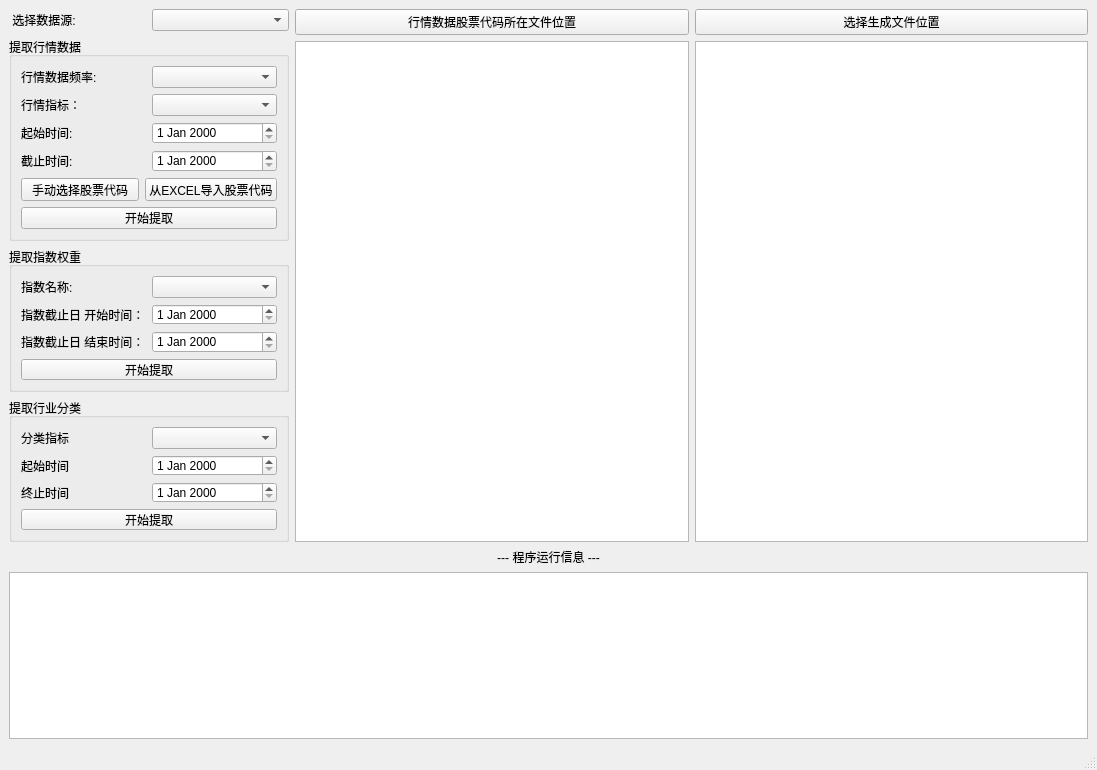
Old version of the form extractdataform.ui in the repository lishengze/QT-study.
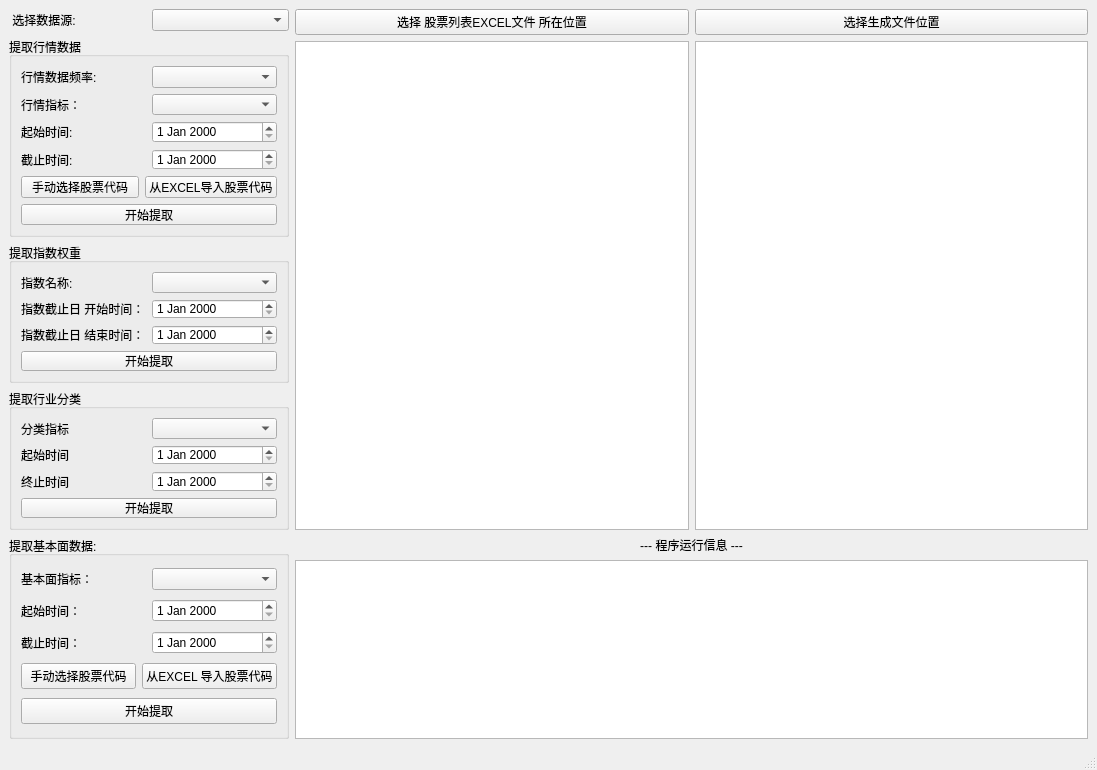
New version of the form.

Commit message: add fundament data

Patch:
```diff
--- a/extractdataform.ui
+++ b/extractdataform.ui
@@ -14,10 +14,46 @@
    <string>MainWindow</string>
   </property>
   <widget class="QWidget" name="centralwidget">
-   <layout class="QGridLayout" name="gridLayout_5">
-    <item row="1" column="0">
-     <layout class="QVBoxLayout" name="verticalLayout_2">
+   <layout class="QGridLayout" name="gridLayout_6">
+    <item row="0" column="0">
+     <layout class="QHBoxLayout" name="horizontalLayout_5">
       <item>
+       <widget class="QLabel" name="label_6">
+        <property name="text">
+         <string> 选择数据源: </string>
+        </property>
+       </widget>
+      </item>
+      <item>
+       <widget class="QComboBox" name="chooseDataSource_comboBox"/>
+      </item>
+     </layout>
+    </item>
+    <item row="0" column="1" rowspan="4">
+     <layout class="QGridLayout" name="gridLayout_2">
+      <item row="0" column="1">
+       <widget class="QPushButton" name="chooseDesFileDir_pushButton">
+        <property name="text">
+         <string>选择生成文件位置</string>
+        </property>
+       </widget>
+      </item>
+      <item row="0" column="0">
+       <widget class="QPushButton" name="chooseOriFileDir_pushButton">
+        <property name="text">
+         <string>选择 股票列表EXCEL文件 所在位置</string>
+        </property>
+       </widget>
+      </item>
+      <item row="1" column="1">
+       <widget class="QTableView" name="desFile_tableView"/>
+      </item>
+      <item row="1" column="0">
+       <widget class="QTableView" name="oriFile_tableView"/>
+      </item>
+     </layout>
+    </item>
+    <item row="1" column="0">
        <widget class="QGroupBox" name="groupBox">
         <property name="minimumSize">
          <size>
@@ -119,7 +155,7 @@
         </layout>
        </widget>
       </item>
-      <item>
+    <item row="2" column="0">
        <widget class="QGroupBox" name="groupBox_2">
         <property name="minimumSize">
          <size>
@@ -183,7 +219,7 @@
         </layout>
        </widget>
       </item>
-      <item>
+    <item row="3" column="0">
        <widget class="QGroupBox" name="groupBox_3">
         <property name="minimumSize">
          <size>
@@ -247,33 +283,98 @@
         </layout>
        </widget>
       </item>
-     </layout>
-    </item>
-    <item row="0" column="1" rowspan="2">
-     <layout class="QGridLayout" name="gridLayout_2">
-      <item row="0" column="1">
-       <widget class="QPushButton" name="chooseDesFileDir_pushButton">
-        <property name="text">
-         <string>选择生成文件位置</string>
-        </property>
-       </widget>
-      </item>
+    <item row="4" column="0">
+     <widget class="QGroupBox" name="groupBox_4">
+      <property name="minimumSize">
+       <size>
+        <width>250</width>
+        <height>120</height>
+       </size>
+      </property>
+      <property name="title">
+       <string>提取基本面数据:</string>
+      </property>
+      <layout class="QGridLayout" name="gridLayout_5">
       <item row="0" column="0">
-       <widget class="QPushButton" name="chooseOriFileDir_pushButton">
+        <layout class="QHBoxLayout" name="horizontalLayout_13">
+         <item>
+          <widget class="QLabel" name="label_14">
         <property name="text">
-         <string>行情数据股票代码所在文件位置</string>
+            <string>基本面指标：</string>
         </property>
        </widget>
       </item>
-      <item row="1" column="1">
-       <widget class="QTableView" name="desFile_tableView"/>
+         <item>
+          <widget class="QComboBox" name="fundamentValue_comboBox"/>
+         </item>
+        </layout>
       </item>
       <item row="1" column="0">
-       <widget class="QTableView" name="oriFile_tableView"/>
-      </item>
-     </layout>
-    </item>
-    <item row="2" column="0" colspan="2">
+        <layout class="QHBoxLayout" name="horizontalLayout_16">
+         <item>
+          <widget class="QLabel" name="label_16">
+           <property name="text">
+            <string>起始时间：</string>
+           </property>
+          </widget>
+         </item>
+         <item>
+          <widget class="QDateEdit" name="fundamentStart_dateEdit"/>
+         </item>
+        </layout>
+       </item>
+       <item row="2" column="0">
+        <layout class="QHBoxLayout" name="horizontalLayout_17">
+         <item>
+          <widget class="QLabel" name="label_17">
+           <property name="text">
+            <string>截止时间：</string>
+           </property>
+          </widget>
+         </item>
+         <item>
+          <widget class="QDateEdit" name="fundamentEnd_dateEdit"/>
+         </item>
+        </layout>
+       </item>
+       <item row="3" column="0">
+        <layout class="QHBoxLayout" name="horizontalLayout_18">
+         <item>
+          <widget class="QPushButton" name="chooseSecodeList_pushButton">
+           <property name="text">
+            <string>手动选择股票代码</string>
+           </property>
+          </widget>
+         </item>
+         <item>
+          <widget class="QPushButton" name="importSecodeList_pushButton">
+           <property name="text">
+            <string>从EXCEL 导入股票代码</string>
+           </property>
+          </widget>
+         </item>
+        </layout>
+       </item>
+       <item row="4" column="0">
+        <widget class="QPushButton" name="startExtractFundament_pushButton">
+         <property name="text">
+          <string>开始提取</string>
+         </property>
+        </widget>
+       </item>
+      </layout>
+      <zorder>layoutWidget</zorder>
+      <zorder>endDate_dateEdit_2</zorder>
+      <zorder>label_16</zorder>
+      <zorder>label_17</zorder>
+      <zorder>fundamentStart_dateEdit</zorder>
+      <zorder>fundamentEnd_dateEdit</zorder>
+      <zorder>chooseSecodeList_pushButton</zorder>
+      <zorder>importSecodeList_pushButton</zorder>
+      <zorder>startExtractFundament_pushButton</zorder>
+     </widget>
+    </item>
+    <item row="4" column="1">
      <layout class="QVBoxLayout" name="verticalLayout">
       <item>
        <widget class="QLabel" name="label_5">
@@ -290,20 +391,6 @@
       </item>
      </layout>
     </item>
-    <item row="0" column="0">
-     <layout class="QHBoxLayout" name="horizontalLayout_5">
-      <item>
-       <widget class="QLabel" name="label_6">
-        <property name="text">
-         <string> 选择数据源: </string>
-        </property>
-       </widget>
-      </item>
-      <item>
-       <widget class="QComboBox" name="chooseDataSource_comboBox"/>
-      </item>
-     </layout>
-    </item>
    </layout>
   </widget>
   <widget class="QMenuBar" name="menubar">
```
Lines whose indentation alone changed are shown as unchanged. The commit also changes 7 other files.
